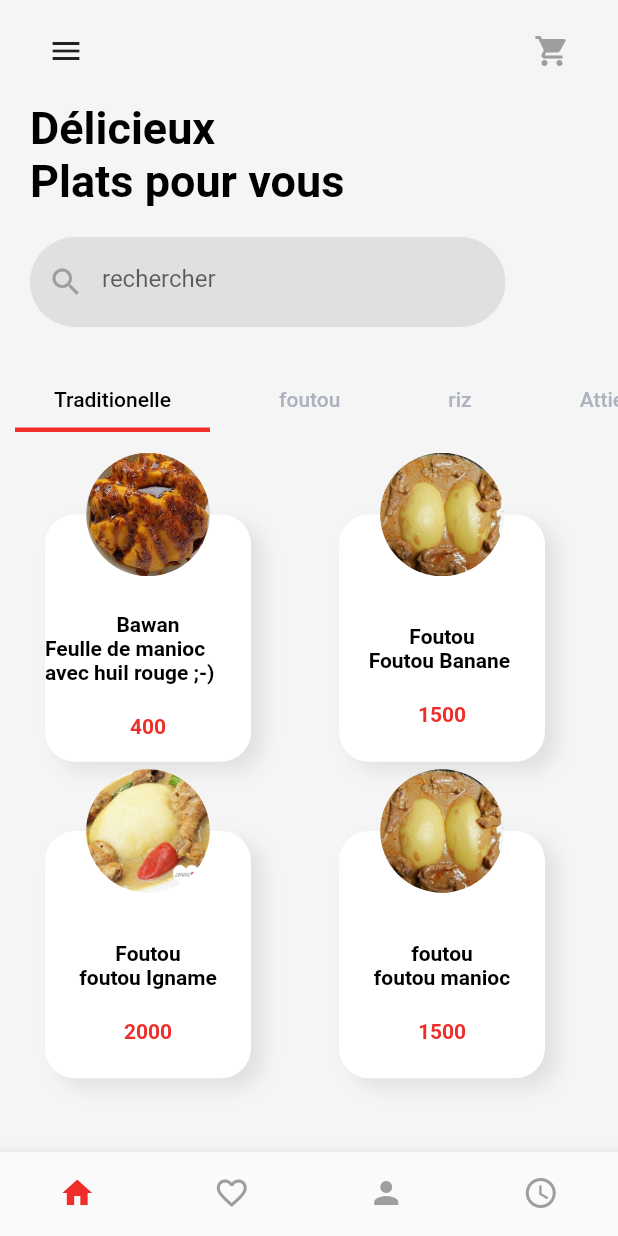
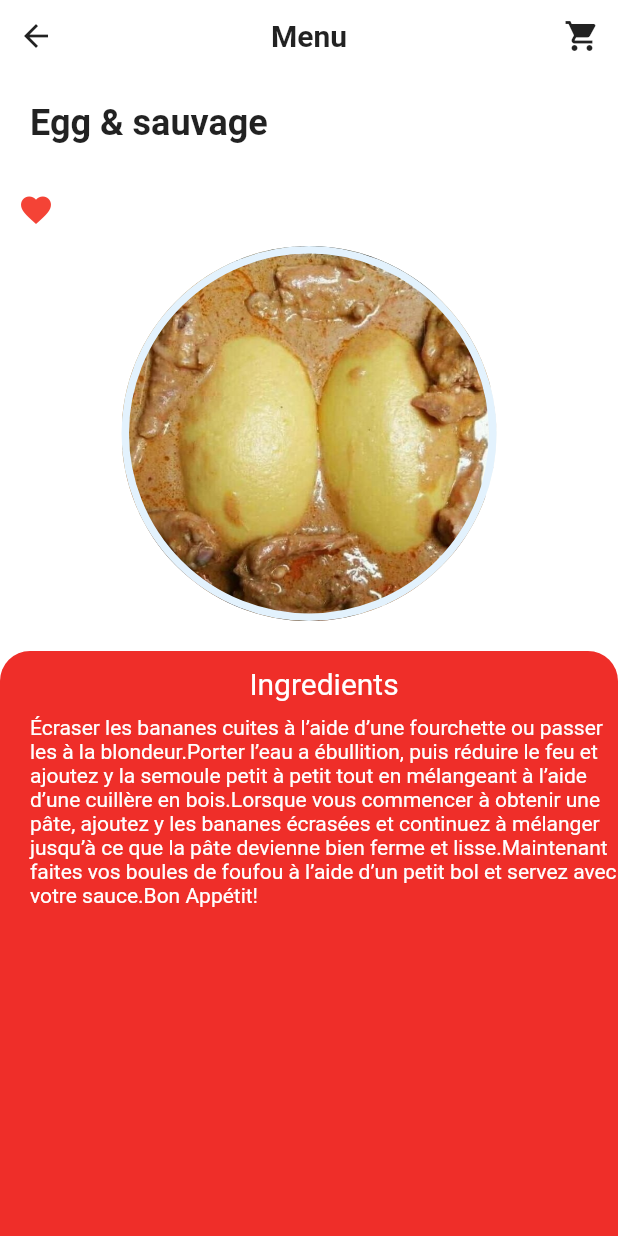
Before and after one commit to syyao/food_app, a Flutter app: the screen it shows after launch, on a phone screen of 412 x 824 dp. Run offline on Flutter 3.47's test engine with Material 2 defaults, Android fonts, the phone set to English and light mode, and no system bars.

Commit message:
domi
la page se détail

```diff
--- /dev/null
+++ b/lib/challengeUI_2/food_detail.dart
@@ -0,0 +1,98 @@
+import 'dart:ui';
+
+import 'package:flutter/material.dart';
+import 'package:food_app/challengeUI_2/pageHom.dart';
+
+class FooDetail extends StatefulWidget {
+  @override
+  _FooDetailState createState() => _FooDetailState();
+}
+
+class _FooDetailState extends State<FooDetail> {
+  @override
+  Widget build(BuildContext context) {
+    return Scaffold(
+      body: SafeArea(
+        child: Container(
+          color: Colors.white,
+          child: Column(children: [
+            Row(
+              mainAxisAlignment: MainAxisAlignment.spaceBetween,
+              children: [
+                IconButton(icon: Icon(Icons.arrow_back), onPressed: () {}),
+                Text(
+                  'Menu',
+                  style: TextStyle(fontSize: 20, fontWeight: FontWeight.bold),
+                ),
+                IconButton(icon: Icon(Icons.shopping_cart), onPressed: () {}),
+              ],
+            ),
+            Padding(
+              padding: const EdgeInsets.all(20),
+              child: Row(
+                children: [
+                  Text(
+                    'Egg & sauvage',
+                    style: TextStyle(
+                      fontSize: 24,
+                      fontWeight: FontWeight.bold,
+                    ),
+                  )
+                ],
+              ),
+            ),
+            Row(
+              children: [
+                IconButton(
+                    icon: Icon(
+                      Icons.favorite,
+                      color: Colors.red,
+                    ),
+                    onPressed: null)
+              ],
+            ),
+            Container(
+              height: 250,
+              decoration: BoxDecoration(
+                  border: Border.all(width: 5, color: Colors.blue[50]),
+                  shape: BoxShape.circle,
+                  image:
+                      DecorationImage(image: AssetImage('images/foutou.jpg'))),
+            ),
+            SizedBox(
+              height: 20,
+            ),
+            Expanded(
+                child: Container(
+              decoration: BoxDecoration(
+                  color: Color.fromRGBO(239, 46, 41, 1),
+                  borderRadius: BorderRadius.only(
+                      topLeft: Radius.circular(20),
+                      topRight: Radius.circular(20))),
+              child: ListView(
+                padding: EdgeInsets.only(left: 20),
+                children: [
+                  SizedBox(
+                    height: 10,
+                  ),
+                  Text(
+                    'Ingredients',
+                    style: TextStyle(color: Colors.white, fontSize: 20),
+                    textAlign: TextAlign.center,
+                  ),
+                  SizedBox(
+                    height: 10,
+                  ),
+                  Text(
+                    "Écraser les bananes cuites à l’aide d’une fourchette ou passer les à la blondeur.Porter l’eau a ébullition, puis réduire le feu et ajoutez y la semoule petit à petit tout en mélangeant à l’aide d’une cuillère en bois.Lorsque vous commencer à obtenir une pâte, ajoutez y les bananes écrasées et continuez à mélanger jusqu’à ce que la pâte devienne bien ferme et lisse.Maintenant faites vos boules de foufou à l’aide d’un petit bol et servez avec votre sauce.Bon Appétit!",
+                    style: TextStyle(color: Colors.white),
+                  ),
+                ],
+              ),
+            ))
+          ]),
+        ),
+      ),
+    );
+  }
+}
--- a/lib/challengeUI_2/pageHom.dart
+++ b/lib/challengeUI_2/pageHom.dart
@@ -36,7 +36,9 @@ class _MainBodyState extends State<MainBody>
     return Stack(
       overflow: Overflow.visible,
       children: <Widget>[
-        Container(
+        InkWell(
+          onTap: () {},
+          child: Container(
             height: MediaQuery.of(context).size.height / 5,
             width: MediaQuery.of(context).size.width / 3,
             decoration: BoxDecoration(
@@ -56,13 +58,13 @@ class _MainBodyState extends State<MainBody>
                 SizedBox(height: 50),
                 Text(
                   titre,
-                style:
-                    TextStyle(color: Colors.black, fontWeight: FontWeight.bold),
+                  style: TextStyle(
+                      color: Colors.black, fontWeight: FontWeight.bold),
                 ),
                 Text(
                   sousTitre,
-                style:
-                    TextStyle(color: Colors.black, fontWeight: FontWeight.bold),
+                  style: TextStyle(
+                      color: Colors.black, fontWeight: FontWeight.bold),
                 ),
                 SizedBox(height: 20),
                 Text(
@@ -72,6 +74,7 @@ class _MainBodyState extends State<MainBody>
                       fontWeight: FontWeight.bold),
                 ),
               ],
+            ),
           ),
         ),
         Positioned(
@@ -106,7 +109,8 @@ class _MainBodyState extends State<MainBody>
   void initState() {
 // TODO: implement initState
     super.initState();
-    _tabController = new TabController(length: FOOD_CATEGORIE.length, vsync: this);
+    _tabController =
+        new TabController(length: FOOD_CATEGORIE.length, vsync: this);
   }
 
   @override
--- a/lib/main.dart
+++ b/lib/main.dart
@@ -4,6 +4,7 @@ import 'package:food_app/challengeUI_2/security.dart';
 import 'challengeUI_2/authen.dart';
 import 'challengeUI_2/bottomNavigator.dart';
 import 'challengeUI_2/cart.dart';
+import 'challengeUI_2/food_detail.dart';
 import 'challengeUI_2/offers_and_promo.dart';
 import 'challengeUI_2/pageHom.dart';
 import 'challengeUI_2/privacy_policy.dart';
@@ -24,7 +25,7 @@ class MyApp extends StatelessWidget {
           primarySwatch: Colors.blue,
           visualDensity: VisualDensity.adaptivePlatformDensity,
         ),
-        home: BottomNavigator(),
+        home: FooDetail(),
         routes: {
           'pagehom': (context) => PageHom(),
           'cart': (context) => Cart(),
```
Lines whose indentation alone changed are shown as unchanged.
